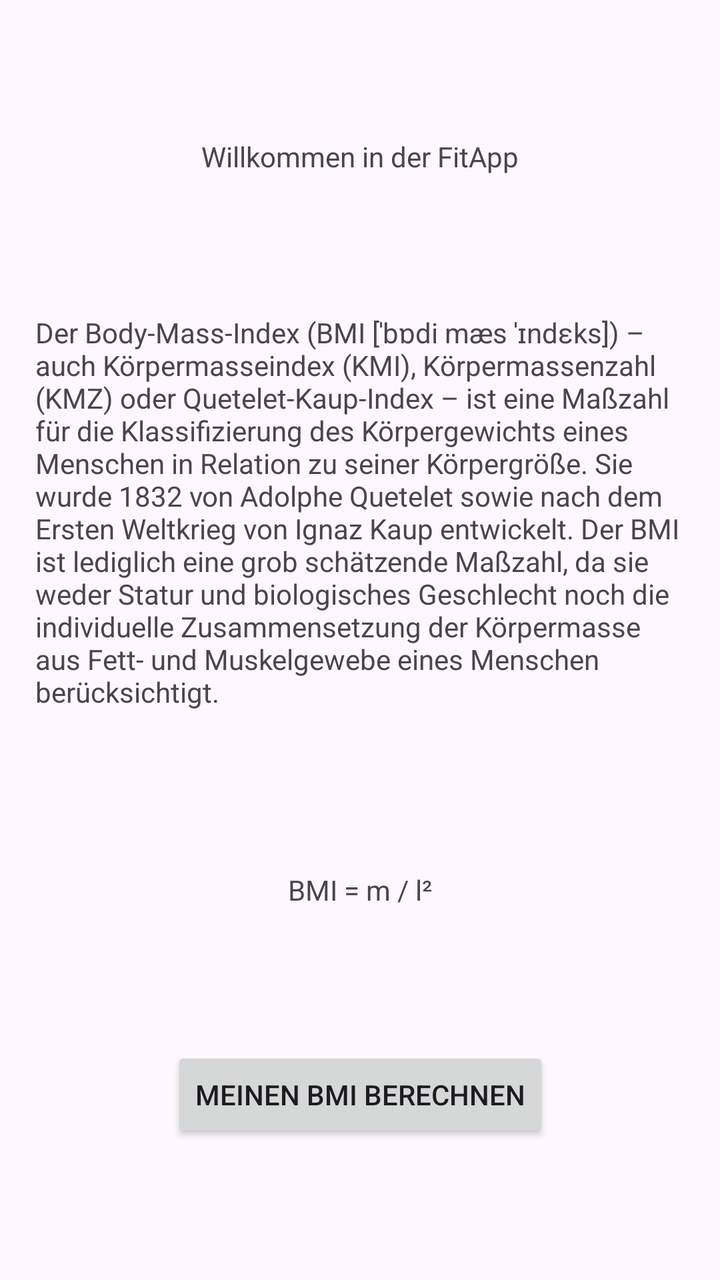
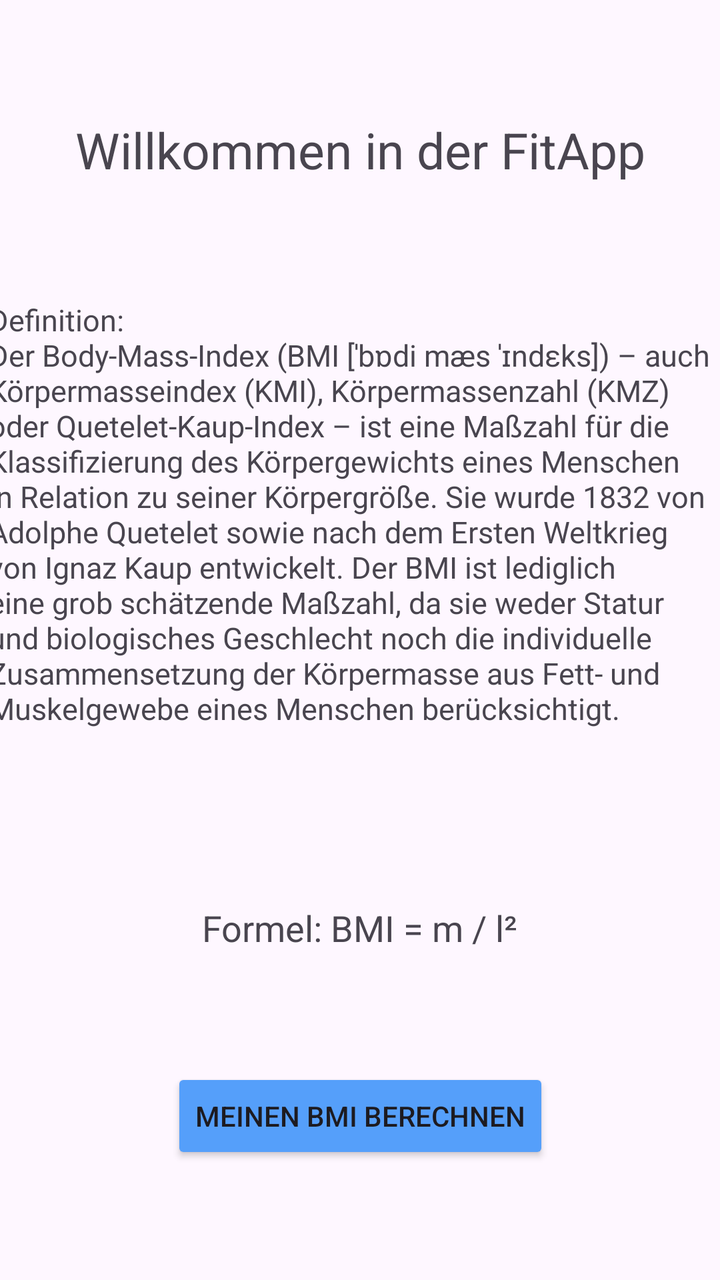

Compare the two renders of this Android layout. The source of the first and the diff that turns it into the second are given below.
<!-- AndroidManifest.xml: application theme Theme.FitApp -->
<!-- res/layout/activity_main.xml -->
<?xml version="1.0" encoding="utf-8"?>
<androidx.constraintlayout.widget.ConstraintLayout xmlns:android="http://schemas.android.com/apk/res/android"
    xmlns:app="http://schemas.android.com/apk/res-auto"
    xmlns:tools="http://schemas.android.com/tools"
    android:id="@+id/main"
    android:layout_width="match_parent"
    android:layout_height="match_parent"
    tools:context=".MainActivity">

    <TextView
        android:id="@+id/textBeg"
        android:layout_width="wrap_content"
        android:layout_height="wrap_content"
        android:text="Willkommen in der FitApp"
        app:layout_constraintTop_toTopOf="parent"
        app:layout_constraintBottom_toTopOf="@+id/textViewDef"
        app:layout_constraintEnd_toEndOf="parent"
        app:layout_constraintStart_toStartOf="parent" />

    <TextView
        android:id="@+id/textViewDef"
        android:layout_width="325dp"
        android:layout_height="210dp"
        android:text="Der Body-Mass-Index (BMI [ˈbɒdi mæs ˈɪndɛks]) – auch Körpermasseindex (KMI), Körpermassenzahl (KMZ) oder Quetelet-Kaup-Index – ist eine Maßzahl für die Klassifizierung des Körpergewichts eines Menschen in Relation zu seiner Körpergröße. Sie wurde 1832 von Adolphe Quetelet sowie nach dem Ersten Weltkrieg von Ignaz Kaup entwickelt. Der BMI ist lediglich eine grob schätzende Maßzahl, da sie weder Statur und biologisches Geschlecht noch die individuelle Zusammensetzung der Körpermasse aus Fett- und Muskelgewebe eines Menschen berücksichtigt."
        app:layout_constraintTop_toBottomOf="@+id/textBeg"
        app:layout_constraintBottom_toTopOf="@+id/textViewFormel"
        app:layout_constraintEnd_toEndOf="parent"
        app:layout_constraintStart_toStartOf="parent" />

    <TextView
        android:id="@+id/textViewFormel"
        android:layout_width="wrap_content"
        android:layout_height="wrap_content"
        android:text="BMI = m / l²"
        app:layout_constraintTop_toBottomOf="@+id/textViewDef"
        app:layout_constraintBottom_toTopOf="@+id/button"
        app:layout_constraintEnd_toEndOf="parent"
        app:layout_constraintStart_toStartOf="parent" />

    <Button
        android:id="@+id/button"
        android:layout_width="wrap_content"
        android:layout_height="wrap_content"
        android:text="Meinen BMI berechnen"
        app:layout_constraintTop_toBottomOf="@+id/textViewFormel"
        app:layout_constraintBottom_toBottomOf="parent"
        app:layout_constraintStart_toStartOf="parent"
        app:layout_constraintEnd_toEndOf="parent" />

</androidx.constraintlayout.widget.ConstraintLayout>
<!-- resources referenced by this layout -->
<resources>
  <style name="Theme.FitApp" parent="Base.Theme.FitApp" />
  <style name="Base.Theme.FitApp" parent="Theme.Material3.DayNight.NoActionBar">
          
          
      </style>
</resources>

<!-- the commit's change to res/layout/activity_main.xml (unified diff, before → after) -->
@@ -12,6 +12,7 @@
         android:layout_width="wrap_content"
         android:layout_height="wrap_content"
         android:text="Willkommen in der FitApp"
+        android:textSize="25sp"
         app:layout_constraintTop_toTopOf="parent"
         app:layout_constraintBottom_toTopOf="@+id/textViewDef"
         app:layout_constraintEnd_toEndOf="parent"
@@ -19,19 +20,21 @@
 
     <TextView
         android:id="@+id/textViewDef"
-        android:layout_width="325dp"
-        android:layout_height="210dp"
-        android:text="Der Body-Mass-Index (BMI [ˈbɒdi mæs ˈɪndɛks]) – auch Körpermasseindex (KMI), Körpermassenzahl (KMZ) oder Quetelet-Kaup-Index – ist eine Maßzahl für die Klassifizierung des Körpergewichts eines Menschen in Relation zu seiner Körpergröße. Sie wurde 1832 von Adolphe Quetelet sowie nach dem Ersten Weltkrieg von Ignaz Kaup entwickelt. Der BMI ist lediglich eine grob schätzende Maßzahl, da sie weder Statur und biologisches Geschlecht noch die individuelle Zusammensetzung der Körpermasse aus Fett- und Muskelgewebe eines Menschen berücksichtigt."
-        app:layout_constraintTop_toBottomOf="@+id/textBeg"
+        android:layout_width="372dp"
+        android:layout_height="244dp"
+        android:text="Definition: \nDer Body-Mass-Index (BMI [ˈbɒdi mæs ˈɪndɛks]) – auch Körpermasseindex (KMI), Körpermassenzahl (KMZ) oder Quetelet-Kaup-Index – ist eine Maßzahl für die Klassifizierung des Körpergewichts eines Menschen in Relation zu seiner Körpergröße. Sie wurde 1832 von Adolphe Quetelet sowie nach dem Ersten Weltkrieg von Ignaz Kaup entwickelt. Der BMI ist lediglich eine grob schätzende Maßzahl, da sie weder Statur und biologisches Geschlecht noch die individuelle Zusammensetzung der Körpermasse aus Fett- und Muskelgewebe eines Menschen berücksichtigt."
+        android:textSize="15sp"
         app:layout_constraintBottom_toTopOf="@+id/textViewFormel"
         app:layout_constraintEnd_toEndOf="parent"
-        app:layout_constraintStart_toStartOf="parent" />
+        app:layout_constraintStart_toStartOf="parent"
+        app:layout_constraintTop_toBottomOf="@+id/textBeg" />
 
     <TextView
         android:id="@+id/textViewFormel"
         android:layout_width="wrap_content"
         android:layout_height="wrap_content"
-        android:text="BMI = m / l²"
+        android:text="Formel: BMI = m / l²"
+        android:textSize="18sp"
         app:layout_constraintTop_toBottomOf="@+id/textViewDef"
         app:layout_constraintBottom_toTopOf="@+id/button"
         app:layout_constraintEnd_toEndOf="parent"
@@ -42,6 +45,7 @@
         android:layout_width="wrap_content"
         android:layout_height="wrap_content"
         android:text="Meinen BMI berechnen"
+        android:backgroundTint="@color/blau"
         app:layout_constraintTop_toBottomOf="@+id/textViewFormel"
         app:layout_constraintBottom_toBottomOf="parent"
         app:layout_constraintStart_toStartOf="parent"
<!-- resource entries referenced after the edit -->
@@ -1,5 +1,6 @@
 <!-- resources referenced by this layout -->
 <resources>
+  <color name="blau">#559FFA</color>
   <style name="Theme.FitApp" parent="Base.Theme.FitApp" />
   <style name="Base.Theme.FitApp" parent="Theme.Material3.DayNight.NoActionBar">
           
